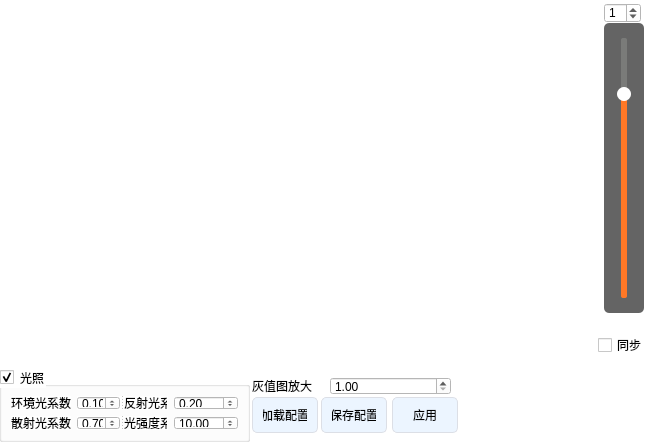
Above: Tools/INimage3D/vtkcolorgradient.ui from zyq1569/HealthApp before the change. Below: the same form after it.
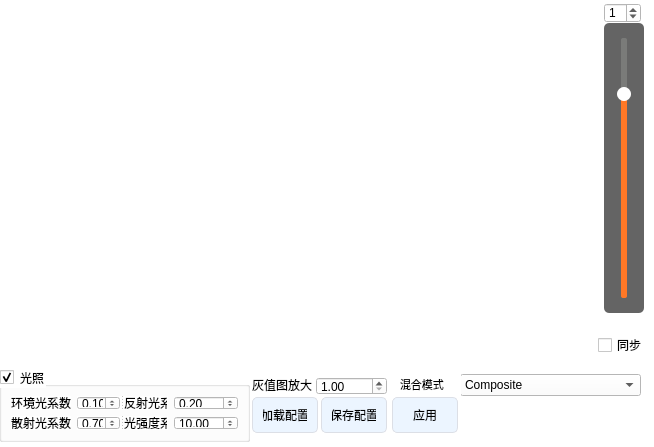
That is the form after the change.

Commit message: fine-tune

Diff of the .ui file:
```diff
--- a/Tools/INimage3D/vtkcolorgradient.ui
+++ b/Tools/INimage3D/vtkcolorgradient.ui
@@ -9,7 +9,7 @@
    <rect>
     <x>0</x>
     <y>0</y>
-    <width>645</width>
+    <width>654</width>
     <height>447</height>
    </rect>
   </property>
@@ -269,7 +269,7 @@
     <rect>
      <x>250</x>
      <y>367</y>
-     <width>401</width>
+     <width>395</width>
      <height>75</height>
     </rect>
    </property>
@@ -280,11 +280,16 @@
     <property name="geometry">
      <rect>
       <x>2</x>
-      <y>10</y>
-      <width>71</width>
+      <y>9</y>
+      <width>61</width>
       <height>18</height>
      </rect>
     </property>
+    <property name="font">
+     <font>
+      <family>Microsoft YaHei UI</family>
+     </font>
+    </property>
     <property name="text">
      <string>灰值图放大</string>
     </property>
@@ -292,9 +297,9 @@
    <widget class="QDoubleSpinBox" name="m_grayZoom">
     <property name="geometry">
      <rect>
-      <x>80</x>
+      <x>66</x>
       <y>10</y>
-      <width>121</width>
+      <width>71</width>
       <height>18</height>
      </rect>
     </property>
@@ -427,6 +432,65 @@
      <bool>false</bool>
     </property>
    </widget>
+   <widget class="QComboBox" name="comboBox">
+    <property name="geometry">
+     <rect>
+      <x>210</x>
+      <y>7</y>
+      <width>181</width>
+      <height>22</height>
+     </rect>
+    </property>
+    <item>
+     <property name="text">
+      <string>Composite</string>
+     </property>
+    </item>
+    <item>
+     <property name="text">
+      <string>Maximum intensity</string>
+     </property>
+    </item>
+    <item>
+     <property name="text">
+      <string>Minimum intensity</string>
+     </property>
+    </item>
+    <item>
+     <property name="text">
+      <string>Average intensity</string>
+     </property>
+    </item>
+    <item>
+     <property name="text">
+      <string>Additive</string>
+     </property>
+    </item>
+    <item>
+     <property name="text">
+      <string>Isosurface</string>
+     </property>
+    </item>
+   </widget>
+   <widget class="QLabel" name="m_ambientLabel_3">
+    <property name="geometry">
+     <rect>
+      <x>150</x>
+      <y>7</y>
+      <width>61</width>
+      <height>21</height>
+     </rect>
+    </property>
+    <property name="font">
+     <font>
+      <family>Microsoft YaHei UI</family>
+      <pointsize>8</pointsize>
+     </font>
+    </property>
+    <property name="text">
+     <string>混合模式</string>
+    </property>
+   </widget>
   </widget>
  </widget>
  <resources/>
```
The commit also changes 1 other file.
